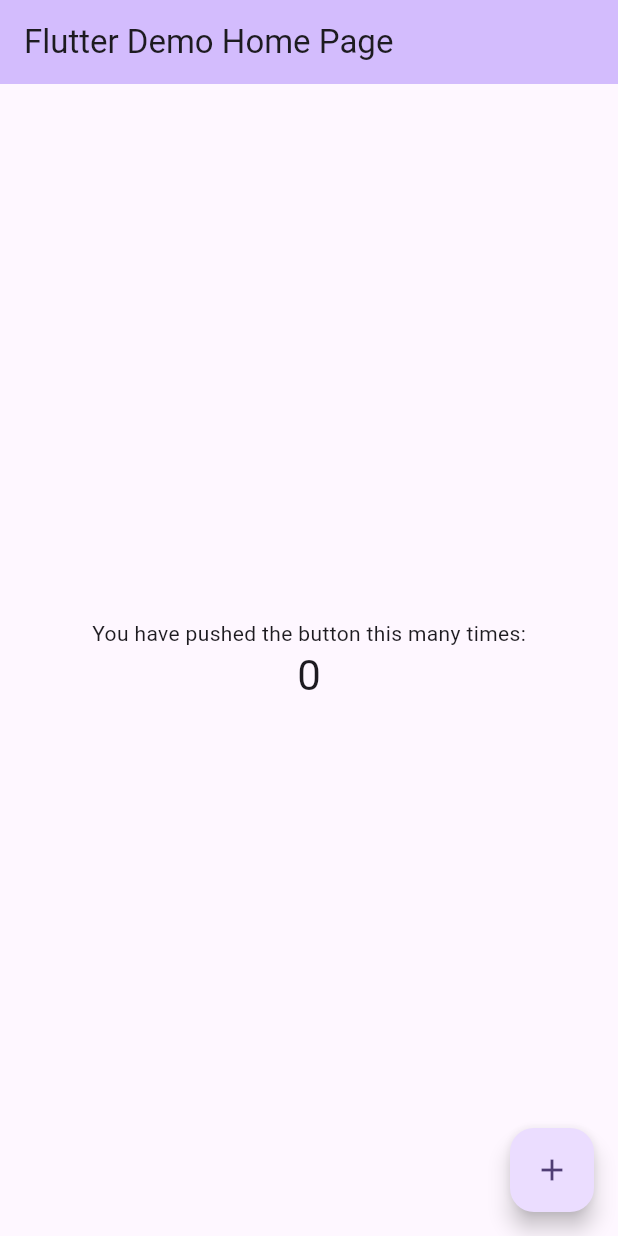
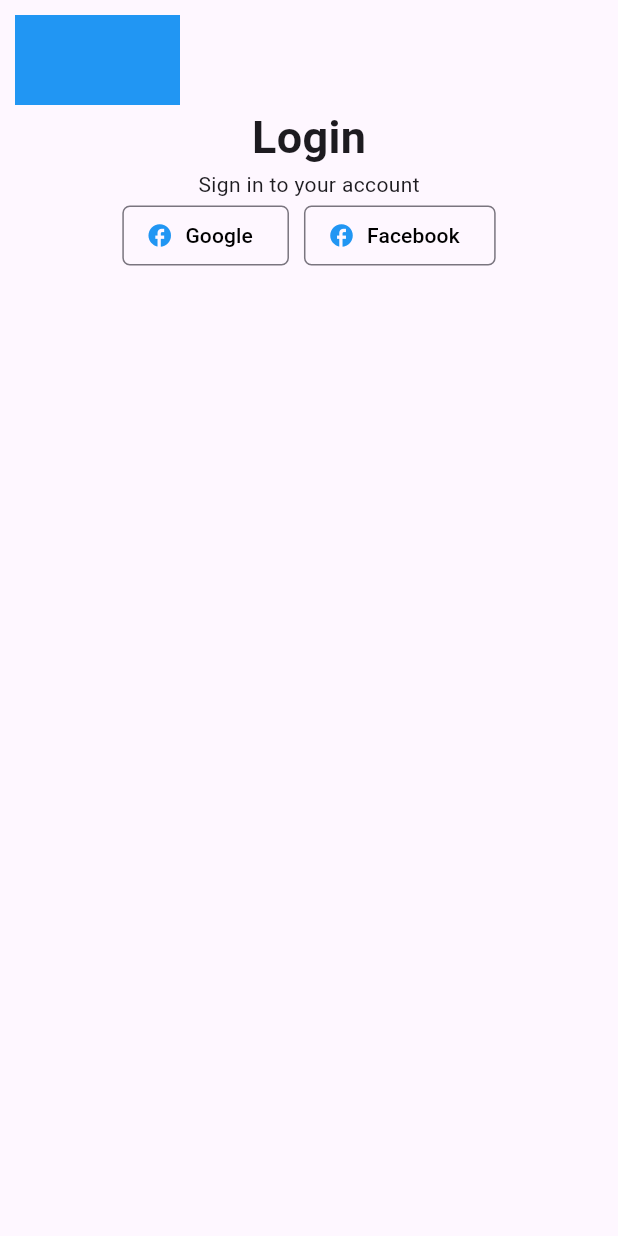
Before and after one commit to mystickminal14/Mero-Khet, a Flutter app: the screen it shows after launch, on a phone screen of 412 x 824 dp. Run offline on Flutter 3.47's test engine with Material 3 defaults, Android fonts, the phone set to English and light mode, and no system bars.

Commit message:
login page started successfully!!

```diff
--- a/lib/main.dart
+++ b/lib/main.dart
@@ -1,4 +1,5 @@
 import 'package:flutter/material.dart';
+import 'package:merokhet/screens/auth/login_page.dart';
 
 void main() {
   runApp(const MyApp());
@@ -33,95 +34,7 @@
         colorScheme: ColorScheme.fromSeed(seedColor: Colors.deepPurple),
         useMaterial3: true,
       ),
-      home: const MyHomePage(title: 'Flutter Demo Home Page'),
+      home: const LoginPage(),
     );
   }
 }
-
-class MyHomePage extends StatefulWidget {
-  const MyHomePage({super.key, required this.title});
-
-  // This widget is the home page of your application. It is stateful, meaning
-  // that it has a State object (defined below) that contains fields that affect
-  // how it looks.
-
-  // This class is the configuration for the state. It holds the values (in this
-  // case the title) provided by the parent (in this case the App widget) and
-  // used by the build method of the State. Fields in a Widget subclass are
-  // always marked "final".
-
-  final String title;
-
-  @override
-  State<MyHomePage> createState() => _MyHomePageState();
-}
-
-class _MyHomePageState extends State<MyHomePage> {
-  int _counter = 0;
-
-  void _incrementCounter() {
-    setState(() {
-      // This call to setState tells the Flutter framework that something has
-      // changed in this State, which causes it to rerun the build method below
-      // so that the display can reflect the updated values. If we changed
-      // _counter without calling setState(), then the build method would not be
-      // called again, and so nothing would appear to happen.
-      _counter++;
-    });
-  }
-
-  @override
-  Widget build(BuildContext context) {
-    // This method is rerun every time setState is called, for instance as done
-    // by the _incrementCounter method above.
-    //
-    // The Flutter framework has been optimized to make rerunning build methods
-    // fast, so that you can just rebuild anything that needs updating rather
-    // than having to individually change instances of widgets.
-    return Scaffold(
-      appBar: AppBar(
-        // TRY THIS: Try changing the color here to a specific color (to
-        // Colors.amber, perhaps?) and trigger a hot reload to see the AppBar
-        // change color while the other colors stay the same.
-        backgroundColor: Theme.of(context).colorScheme.inversePrimary,
-        // Here we take the value from the MyHomePage object that was created by
-        // the App.build method, and use it to set our appbar title.
-        title: Text(widget.title),
-      ),
-      body: Center(
-        // Center is a layout widget. It takes a single child and positions it
-        // in the middle of the parent.
-        child: Column(
-          // Column is also a layout widget. It takes a list of children and
-          // arranges them vertically. By default, it sizes itself to fit its
-          // children horizontally, and tries to be as tall as its parent.
-          //
-          // Column has various properties to control how it sizes itself and
-          // how it positions its children. Here we use mainAxisAlignment to
-          // center the children vertically; the main axis here is the vertical
-          // axis because Columns are vertical (the cross axis would be
-          // horizontal).
-          //
-          // TRY THIS: Invoke "debug painting" (choose the "Toggle Debug Paint"
-          // action in the IDE, or press "p" in the console), to see the
-          // wireframe for each widget.
-          mainAxisAlignment: MainAxisAlignment.center,
-          children: <Widget>[
-            const Text(
-              'You have pushed the button this many times:',
-            ),
-            Text(
-              '$_counter',
-              style: Theme.of(context).textTheme.headlineMedium,
-            ),
-          ],
-        ),
-      ),
-      floatingActionButton: FloatingActionButton(
-        onPressed: _incrementCounter,
-        tooltip: 'Increment',
-        child: const Icon(Icons.add),
-      ), // This trailing comma makes auto-formatting nicer for build methods.
-    );
-  }
-}
--- /dev/null
+++ b/lib/screens/auth/login_page.dart
@@ -0,0 +1,79 @@
+import 'package:flutter/material.dart';
+
+class LoginPage extends StatelessWidget {
+  const LoginPage({super.key});
+  Widget _google() {
+    return OutlinedButton.icon(
+      onPressed: () {
+        // Add your logic here
+      },
+      icon: const Icon(Icons.facebook), // The icon to be displayed
+      label: const Text("Google",style:TextStyle(color:Colors.black)),    // The text to be displayed
+      style: OutlinedButton.styleFrom(
+        foregroundColor:Colors.blue,
+        shape: const RoundedRectangleBorder(
+          borderRadius: BorderRadius.all(Radius.circular(5)),
+        ),
+        fixedSize: Size(double.infinity,30),
+      ),
+    );
+  }
+  Widget _facebook() {
+    return OutlinedButton.icon(
+      onPressed: () {
+        // Add your logic here
+      },
+      icon: const Icon(Icons.facebook),
+      label: const Text("Facebook",style:TextStyle(color:Colors.black)),
+      style: OutlinedButton.styleFrom(
+        foregroundColor:Colors.blue,
+        shape: const RoundedRectangleBorder(
+          borderRadius: BorderRadius.all(Radius.circular(5)),
+        ), fixedSize: Size(double.infinity,30),
+      ),
+    );
+  }
+  @override
+  Widget build(BuildContext context) {
+    return Scaffold(
+      body: Container(
+        width: double.infinity,
+        padding: const EdgeInsets.all(10),
+        child: Column(
+          crossAxisAlignment: CrossAxisAlignment.center,
+          children: [
+            Row(
+              children: [
+                Container(
+                  width: 110,
+                  height: 60,
+                  color: Colors.blue,
+                )
+              ],
+            ),
+            Column(
+              children: [
+                const Text(
+                  "Login",
+                  style: TextStyle(
+                    fontWeight: FontWeight.bold,
+                    fontSize: 30,
+                  ),
+                ),
+                const Text("Sign in to your account"),
+                Row(
+                  mainAxisAlignment: MainAxisAlignment.center,
+                  children: [
+                    _google(),
+                    const SizedBox(width: 10),
+                    _facebook(),
+                  ],
+                )
+              ],
+            ),
+          ],
+        ),
+      ),
+    );
+  }
+}
```
